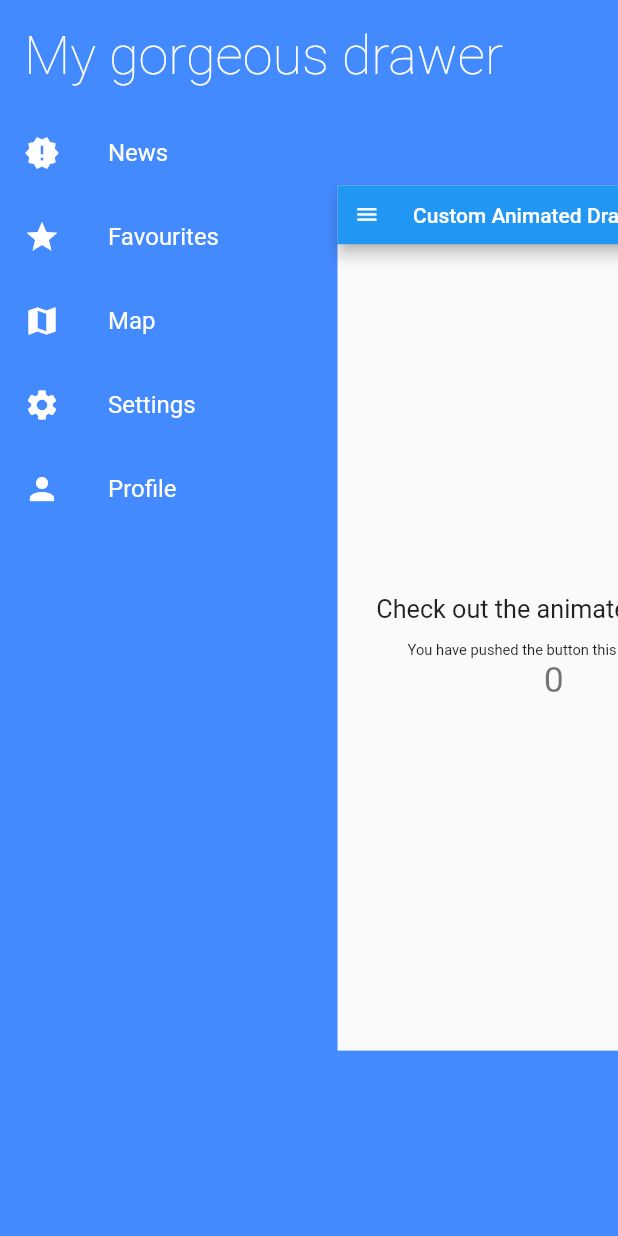
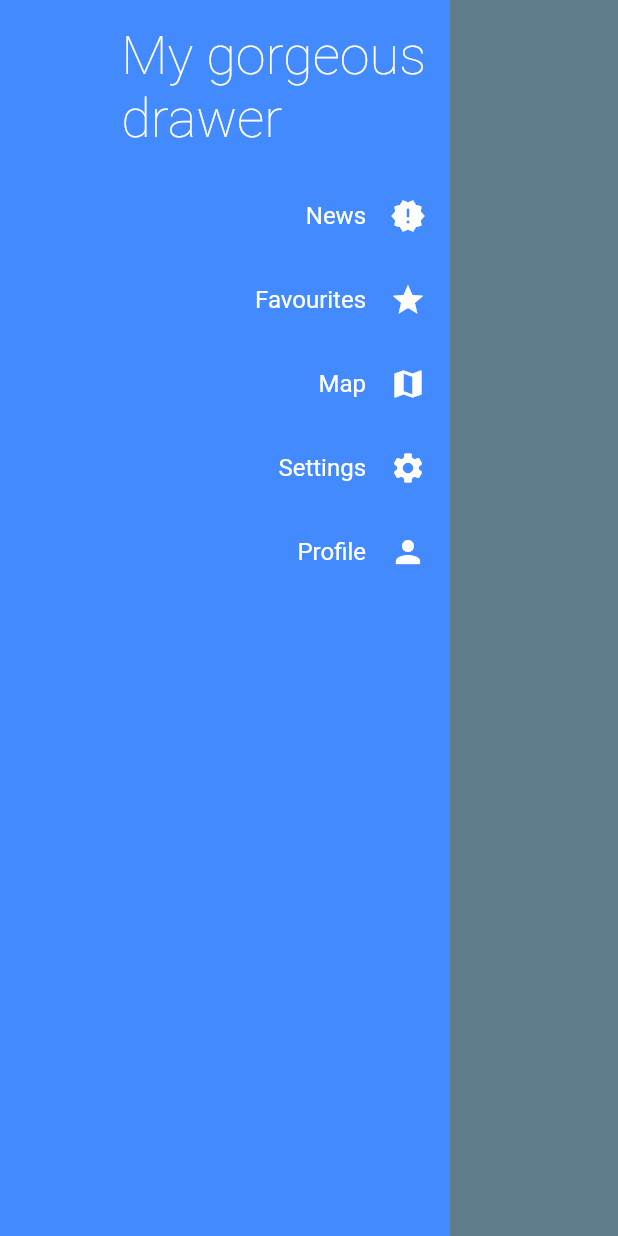
Before and after one commit to MirkoRaimo/ui_challenge_animated_custom_drawer, a Flutter app: the screen it shows after launch, after a tap on the "menu" icon, on a phone screen of 412 x 824 dp. Run offline on Flutter 3.47's test engine with Material 2 defaults, Android fonts, the phone set to English and light mode, and no system bars.

Commit message:
Added the 3D custom animated drawer

```diff
--- a/lib/custom_drawer.dart
+++ b/lib/custom_drawer.dart
@@ -1,4 +1,7 @@
+import 'dart:developer';
+
 import 'package:flutter/material.dart';
+import 'dart:math' as math;
 
 class CustomDrawer extends StatefulWidget {
   final Widget child;
@@ -15,7 +18,7 @@ class CustomDrawer extends StatefulWidget {
 class CustomDrawerState extends State<CustomDrawer>
     with SingleTickerProviderStateMixin {
   static const Duration _animationDurationMill = Duration(milliseconds: 250);
-  static const double maxSlide = 225.0;
+  static const double maxSlide = 300.0;
   static const double minDragStartEdge = 60;
   static const double maxDragStartEdge = maxSlide - 16;
 
@@ -50,25 +53,44 @@ class CustomDrawerState extends State<CustomDrawer>
         onHorizontalDragStart: _onDragStart,
         onHorizontalDragUpdate: _onDragUpdate,
         onHorizontalDragEnd: _onDragEnd,
-        // onTap: toggle,
         child: AnimatedBuilder(
             animation: _animationController,
             child: widget.child,
             builder: (context, child) {
-              double slide = maxSlide * _animationController.value;
-              double scale = 1 - (_animationController.value * 0.3);
+              double dx = (maxSlide * _animationController.value) -
+                  MediaQuery.of(context).size.width;
 
-              return Stack(
-                children: [
-                  _myDrawer,
-                  Transform(
-                    transform: Matrix4.identity()
-                      ..translate(slide)
-                      ..scale(scale),
-                    alignment: Alignment.centerLeft,
-                    child: child,
-                  )
-                ],
+              log(dx.toString());
+              return Material(
+                color: Colors.blueGrey,
+                child: Stack(
+                  children: [
+                    Transform.translate(
+                      offset: Offset(
+                          (maxSlide * _animationController.value) -
+                              MediaQuery.of(context).size.width,
+                          0),
+                      child: Transform(
+                        transform: Matrix4.identity()
+                          ..setEntry(3, 2, 0.001)
+                          ..rotateY(
+                              math.pi / 2 * (1 - _animationController.value)),
+                        alignment: Alignment.centerRight,
+                        child: _myDrawer,
+                      ),
+                    ),
+                    Transform.translate(
+                      offset: Offset(maxSlide * _animationController.value, 0),
+                      child: Transform(
+                        transform: Matrix4.identity()
+                          ..setEntry(3, 2, 0.001)
+                          ..rotateY(-math.pi / 2 * _animationController.value),
+                        alignment: Alignment.centerLeft,
+                        child: child,
+                      ),
+                    ),
+                  ],
+                ),
               );
             }),
       ),
@@ -128,39 +150,24 @@ class _MyDrawer extends StatelessWidget {
         child: Theme(
           data: ThemeData(brightness: Brightness.dark),
           child: Column(
-            crossAxisAlignment: CrossAxisAlignment.start,
+            crossAxisAlignment: CrossAxisAlignment.end,
             mainAxisSize: MainAxisSize.max,
-            children: const [
-              Padding(
+            children: [
+              const Padding(
                 padding: EdgeInsets.all(16.0),
                 child: Text(
-                  'My gorgeous drawer',
+                  'My gorgeous\ndrawer',
                   style: TextStyle(
                       fontSize: 36.0,
                       fontWeight: FontWeight.w200,
                       color: Colors.white),
                 ),
               ),
-              ListTile(
-                leading: Icon(Icons.new_releases),
-                title: Text('News'),
-              ),
-              ListTile(
-                leading: Icon(Icons.star),
-                title: Text('Favourites'),
-              ),
-              ListTile(
-                leading: Icon(Icons.map),
-                title: Text('Map'),
-              ),
-              ListTile(
-                leading: Icon(Icons.settings),
-                title: Text('Settings'),
-              ),
-              ListTile(
-                leading: Icon(Icons.person),
-                title: Text('Profile'),
-              ),
+              ListTileToRight(text: 'News', iconData: Icons.new_releases),
+              ListTileToRight(text: 'Favourites', iconData: Icons.star),
+              ListTileToRight(text: 'Map', iconData: Icons.map),
+              ListTileToRight(text: 'Settings', iconData: Icons.settings),
+              ListTileToRight(text: 'Profile', iconData: Icons.person),
             ],
           ),
         ),
@@ -168,3 +175,26 @@ class _MyDrawer extends StatelessWidget {
     );
   }
 }
+
+class ListTileToRight extends StatelessWidget {
+  ListTileToRight({Key? key, required this.text, this.iconData})
+      : super(key: key);
+
+  String text;
+  IconData? iconData;
+
+  @override
+  Widget build(BuildContext context) {
+    return ListTile(
+      title: Row(
+        children: [
+          Expanded(
+            child: Container(),
+          ),
+          Text(text),
+        ],
+      ),
+      trailing: Icon(iconData),
+    );
+  }
+}
```
